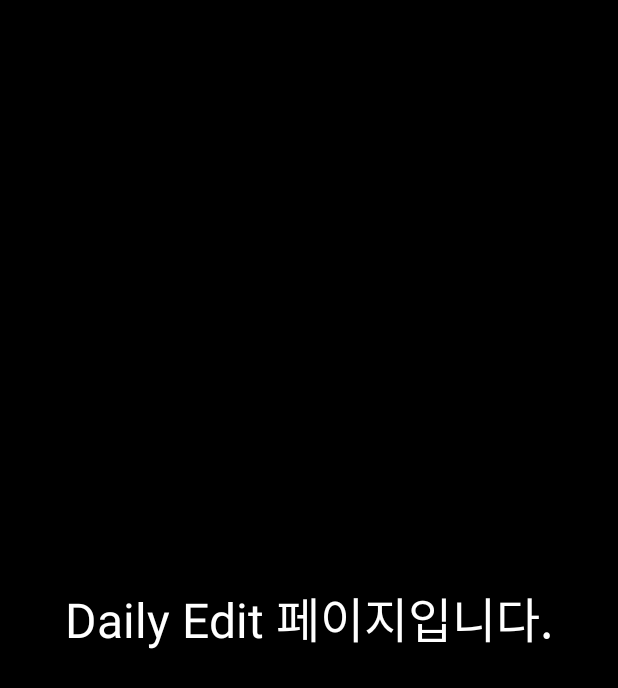
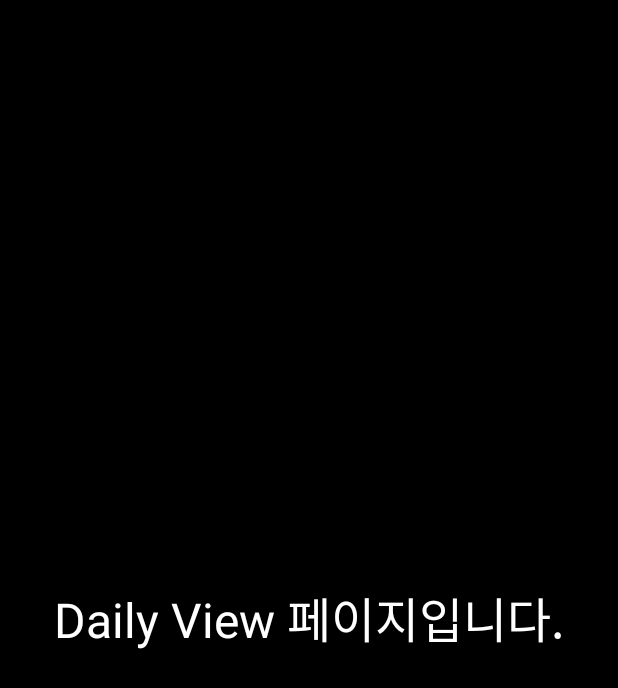
Before and after one commit to mash-up-kr/wooju, an Android app: the MonthlyListActivity screen opened directly, with no data from a screen before it, after a tap on "10", on a phone screen of 412 x 824 dp. Shown: the top 688 px of the screen. Run offline under Robolectric (Android 15) with nearby library versions, the phone set to English and light mode, and no system bars; our stand-ins replace data binding; 1 statement that could not run was skipped.

Commit message:
Daily_Edit 화면 Daily_View 화면으로 변경

```diff
--- a/app/src/main/AndroidManifest.xml
+++ b/app/src/main/AndroidManifest.xml
@@ -9,7 +9,7 @@
         android:roundIcon="@mipmap/ic_launcher_round"
         android:supportsRtl="true"
         android:theme="@style/Theme.AppCompat.NoActionBar">
-        <activity android:name=".ui.dailyedit.DailyEditActivity"></activity>
+        <activity android:name=".ui.dailyview.DailyViewActivity"/>
         <activity android:name=".ui.monthlylist.MonthlyListActivity" />
         <activity android:name=".ui.main.MainActivity">
             <intent-filter>
--- a/app/src/main/java/com/mashup/lemonsatang/ui/dailyedit/DailyEditActivity.kt
+++ /dev/null
@@ -1,14 +0,0 @@
-package com.mashup.lemonsatang.ui.dailyedit
-
-import androidx.appcompat.app.AppCompatActivity
-import android.os.Bundle
-import com.mashup.lemonsatang.R
-import com.mashup.lemonsatang.base.BaseActivity
-import com.mashup.lemonsatang.databinding.ActivityDailyEditBinding
-
-class DailyEditActivity : BaseActivity<ActivityDailyEditBinding>(R.layout.activity_daily_edit) {
-
-    override fun onCreate(savedInstanceState: Bundle?) {
-        super.onCreate(savedInstanceState)
-    }
-}
--- /dev/null
+++ b/app/src/main/java/com/mashup/lemonsatang/ui/dailyview/DailyViewActivity.kt
@@ -0,0 +1,13 @@
+package com.mashup.lemonsatang.ui.dailyview
+
+import android.os.Bundle
+import com.mashup.lemonsatang.R
+import com.mashup.lemonsatang.base.BaseActivity
+import com.mashup.lemonsatang.databinding.ActivityDailyViewBinding
+
+class DailyViewActivity : BaseActivity<ActivityDailyViewBinding>(R.layout.activity_daily_view) {
+
+    override fun onCreate(savedInstanceState: Bundle?) {
+        super.onCreate(savedInstanceState)
+    }
+}
--- a/app/src/main/java/com/mashup/lemonsatang/ui/monthlylist/MonthlyListActivity.kt
+++ b/app/src/main/java/com/mashup/lemonsatang/ui/monthlylist/MonthlyListActivity.kt
@@ -5,7 +5,7 @@ import android.os.Bundle
 import com.mashup.lemonsatang.R
 import com.mashup.lemonsatang.base.BaseActivity
 import com.mashup.lemonsatang.databinding.ActivityMonthlyListBinding
-import com.mashup.lemonsatang.ui.dailyedit.DailyEditActivity
+import com.mashup.lemonsatang.ui.dailyview.DailyViewActivity
 import com.mashup.lemonsatang.ui.dailywrite.DailyWriteActivity
 import com.mashup.lemonsatang.ui.vo.MonthlyListItemVo
 
@@ -24,7 +24,7 @@ class MonthlyListActivity :
         // 없으면 daily_write 화면으로 이동한다.
         // 현재는 임시로 isDataSet 의 boolean 값으로 로직 설계
         when(currData.isDataSet){
-            true -> startActivity(Intent(this, DailyEditActivity::class.java))
+            true -> startActivity(Intent(this, DailyViewActivity::class.java))
             false -> startActivity(Intent(this, DailyWriteActivity::class.java))
         }
     }
--- a/app/src/main/res/layout/activity_daily_edit.xml
+++ b/app/src/main/res/layout/activity_daily_view.xml
@@ -10,14 +10,14 @@
     <androidx.constraintlayout.widget.ConstraintLayout
         android:layout_width="match_parent"
         android:layout_height="match_parent"
-        tools:context=".ui.dailyedit.DailyEditActivity"
+        tools:context=".ui.dailyview.DailyViewActivity"
         android:background="@color/black">
 
         <TextView
             android:id="@+id/textView2"
             android:layout_width="wrap_content"
             android:layout_height="wrap_content"
-            android:text="Daily Edit 페이지입니다."
+            android:text="Daily View 페이지입니다."
             android:textSize="32sp"
             android:textColor="@color/white"
             app:layout_constraintBottom_toBottomOf="parent"
```
